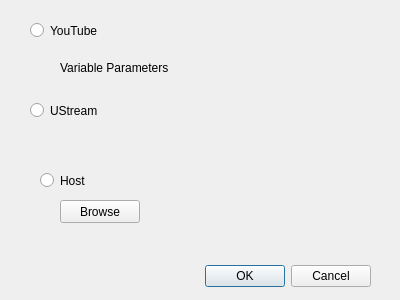
The window that startform.ui (rrrealman/work) describes before a commit, drawn with Qt 5.
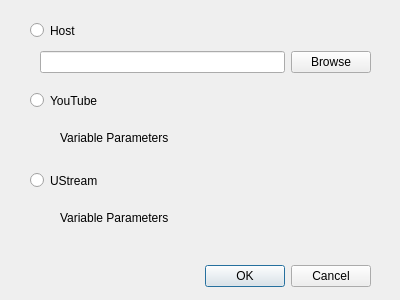
The same window after the commit.

Patch:
```diff
--- a/startform.ui
+++ b/startform.ui
@@ -33,7 +33,7 @@
    <property name="geometry">
     <rect>
      <x>30</x>
-     <y>20</y>
+     <y>90</y>
      <width>99</width>
      <height>21</height>
     </rect>
@@ -46,25 +46,25 @@
    <property name="geometry">
     <rect>
      <x>30</x>
-     <y>100</y>
-     <width>99</width>
-     <height>21</height>
-    </rect>
-   </property>
-   <property name="text">
-    <string>UStream</string>
-   </property>
-  </widget>
-  <widget class="QRadioButton" name="radioButton_3">
-   <property name="geometry">
-    <rect>
-     <x>40</x>
      <y>170</y>
      <width>99</width>
      <height>21</height>
     </rect>
    </property>
    <property name="text">
+    <string>UStream</string>
+   </property>
+  </widget>
+  <widget class="QRadioButton" name="HostRB">
+   <property name="geometry">
+    <rect>
+     <x>30</x>
+     <y>20</y>
+     <width>99</width>
+     <height>21</height>
+    </rect>
+   </property>
+   <property name="text">
     <string>Host</string>
    </property>
   </widget>
@@ -72,7 +72,7 @@
    <property name="geometry">
     <rect>
      <x>60</x>
-     <y>60</y>
+     <y>130</y>
      <width>141</width>
      <height>16</height>
     </rect>
@@ -81,19 +81,41 @@
     <string>Variable Parameters</string>
    </property>
   </widget>
-  <widget class="QPushButton" name="BrowseButton">
+  <widget class="QLabel" name="label_2">
    <property name="geometry">
     <rect>
      <x>60</x>
-     <y>200</y>
-     <width>80</width>
-     <height>23</height>
+     <y>210</y>
+     <width>141</width>
+     <height>16</height>
     </rect>
    </property>
    <property name="text">
-    <string>Browse</string>
+    <string>Variable Parameters</string>
    </property>
   </widget>
+  <widget class="QWidget" name="">
+   <property name="geometry">
+    <rect>
+     <x>40</x>
+     <y>50</y>
+     <width>331</width>
+     <height>25</height>
+    </rect>
+   </property>
+   <layout class="QHBoxLayout" name="HostParamsLayout">
+    <item>
+     <widget class="QLineEdit" name="lineEdit"/>
+    </item>
+    <item>
+     <widget class="QPushButton" name="BrowseButton">
+      <property name="text">
+       <string>Browse</string>
+      </property>
+     </widget>
+    </item>
+   </layout>
+  </widget>
  </widget>
  <resources/>
  <connections>
```
Left out of the diff: 4 changed lines with no effect on the pictures.
